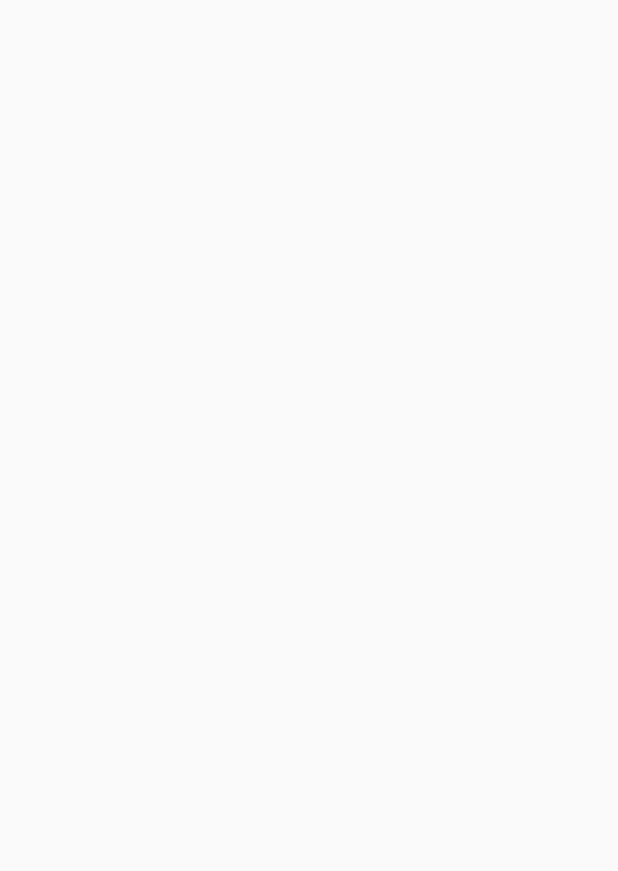
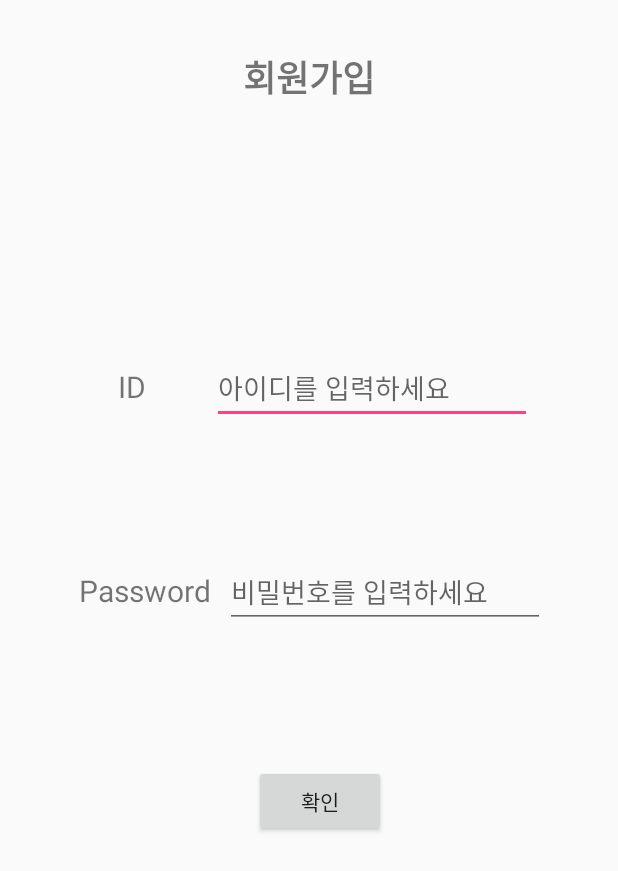
Before and after one commit to Leekyoeun/LifeCurveITShow, an Android app: the screen it shows after launch (RegisterActivity), on a phone screen of 412 x 824 dp. Before the commit the part shown is empty. Shown: the top 871 px of the screen. Run offline under Robolectric (Android 15) with nearby library versions, the phone set to English and light mode, and no system bars.

Commit message:
20200328

```diff
--- a/app/build.gradle
+++ b/app/build.gradle
@@ -31,7 +31,8 @@ dependencies {
     implementation 'androidx.appcompat:appcompat:1.1.0'
     implementation 'androidx.core:core-ktx:1.2.0'
     implementation 'androidx.constraintlayout:constraintlayout:1.1.3'
-    testImplementation 'junit:junit:4.12'
+    implementation "gun0912.ted:tedpermission:2.1.0"
+    testImplementation 'junit:junit:4.13'
     androidTestImplementation 'androidx.test.ext:junit:1.1.1'
     androidTestImplementation 'androidx.test.espresso:espresso-core:3.2.0'
 }
--- a/app/src/main/AndroidManifest.xml
+++ b/app/src/main/AndroidManifest.xml
@@ -1,6 +1,10 @@
 <?xml version="1.0" encoding="utf-8"?>
 <manifest xmlns:android="http://schemas.android.com/apk/res/android"
     package="com.emirim.lifecurveitshow">
+    <!-- camera, gallery -->
+    <uses-permission android:name="android.permission.CAMERA" />
+    <uses-permission android:name="android.permission.READ_EXTERNAL_STORAGE" />
+    <uses-permission android:name="android.permission.WRITE_EXTERNAL_STORAGE" />
 
     <application
         android:allowBackup="true"
@@ -16,8 +20,7 @@
                 <category android:name="android.intent.category.LAUNCHER" />
             </intent-filter>
         </activity>
-        <activity android:name=".LoginActivity">
-        </activity>
+        <activity android:name=".LoginActivity"></activity>
         <activity android:name=".MainActivity"></activity>
     </application>
 
--- a/app/src/main/java/com/emirim/lifecurveitshow/LoginActivity.kt
+++ b/app/src/main/java/com/emirim/lifecurveitshow/LoginActivity.kt
@@ -3,11 +3,16 @@ package com.emirim.lifecurveitshow
 import android.content.Intent
 import androidx.appcompat.app.AppCompatActivity
 import android.os.Bundle
+import kotlinx.android.synthetic.main.activity_login.*
 
 class LoginActivity : AppCompatActivity() {
 
     override fun onCreate(savedInstanceState: Bundle?) {
         super.onCreate(savedInstanceState)
         setContentView(R.layout.activity_login)
+
+        RegisterButton.setOnClickListener {
+            startActivity(Intent(this, RegisterActivity::class.java))
+        }
     }
 }
--- a/app/src/main/java/com/emirim/lifecurveitshow/MainActivity.kt
+++ b/app/src/main/java/com/emirim/lifecurveitshow/MainActivity.kt
@@ -1,9 +1,10 @@
 package com.emirim.lifecurveitshow
 
 import android.content.Intent
+import android.os.Bundle
 import androidx.appcompat.app.AppCompatActivity
-import android.os.Bundle
-import kotlinx.android.synthetic.main.activity_login.*
+import kotlinx.android.synthetic.main.activity_main.*
+
 
 class MainActivity : AppCompatActivity() {
 
@@ -11,9 +12,9 @@ class MainActivity : AppCompatActivity() {
         super.onCreate(savedInstanceState)
         setContentView(R.layout.activity_main)
 
-        RegisterButton.setOnClickListener{
-            val nextIntent= Intent(this, MainActivity::class.java)
-            startActivity(nextIntent)
+        LifeCurvelogo.setOnClickListener {
+            startActivity(Intent(this, LoginActivity::class.java))
         }
+
     }
 }
--- a/app/src/main/res/layout/activity_login.xml
+++ b/app/src/main/res/layout/activity_login.xml
@@ -7,7 +7,7 @@
     tools:context=".LoginActivity">
 
     <ImageView
-        android:id="@+id/imageView"
+        android:id="@+id/LifeCurvelogo"
         android:layout_width="0dp"
         android:layout_height="132dp"
         android:layout_marginStart="4dp"
@@ -27,7 +27,7 @@
         android:layout_marginBottom="9dp"
         android:text="How about your life?"
         android:textSize="20sp"
-        app:layout_constraintBottom_toBottomOf="@+id/imageView"
+        app:layout_constraintBottom_toBottomOf="@+id/LifeCurvelogo"
         app:layout_constraintEnd_toEndOf="parent"
         app:layout_constraintStart_toStartOf="@+id/facebooklogin"
         tools:ignore="MissingConstraints" />
@@ -69,7 +69,7 @@
         android:textStyle="bold"
         app:layout_constraintBottom_toBottomOf="parent"
         app:layout_constraintStart_toStartOf="parent"
-        app:layout_constraintTop_toTopOf="@+id/imageView"
+        app:layout_constraintTop_toTopOf="@+id/LifeCurvelogo"
         tools:ignore="MissingConstraints" />
 
     <EditText
--- a/app/src/main/res/layout/activity_main.xml
+++ b/app/src/main/res/layout/activity_main.xml
@@ -8,7 +8,7 @@
     tools:context=".MainActivity">
 
     <ImageView
-        android:id="@+id/imageView"
+        android:id="@+id/LifeCurvelogo"
         android:layout_width="0dp"
         android:layout_height="132dp"
         android:layout_marginStart="4dp"
@@ -26,7 +26,7 @@
         android:layout_marginBottom="16dp"
         android:text="How about your life?"
         android:textSize="20sp"
-        app:layout_constraintBottom_toBottomOf="@+id/imageView"
+        app:layout_constraintBottom_toBottomOf="@+id/LifeCurvelogo"
         app:layout_constraintEnd_toEndOf="parent"
         app:layout_constraintStart_toStartOf="parent" />
 </androidx.constraintlayout.widget.ConstraintLayout>
--- a/app/src/main/res/layout/activity_register.xml
+++ b/app/src/main/res/layout/activity_register.xml
@@ -1,9 +1,79 @@
 <?xml version="1.0" encoding="utf-8"?>
-<LinearLayout xmlns:android="http://schemas.android.com/apk/res/android"
+<androidx.constraintlayout.widget.ConstraintLayout xmlns:android="http://schemas.android.com/apk/res/android"
     xmlns:app="http://schemas.android.com/apk/res-auto"
     xmlns:tools="http://schemas.android.com/tools"
     android:layout_width="match_parent"
     android:layout_height="match_parent"
     android:layout_gravity="center"
-    android:gravity="center"
-    tools:context=".RegisterActivity"/>
+    tools:context=".RegisterActivity">
+
+    <TextView
+        android:id="@+id/textView2"
+        android:layout_width="wrap_content"
+        android:layout_height="wrap_content"
+        android:layout_marginTop="33dp"
+        android:gravity="center"
+        android:text="회원가입"
+        android:textSize="24sp"
+        android:textStyle="bold"
+        app:layout_constraintEnd_toEndOf="parent"
+        app:layout_constraintStart_toStartOf="parent"
+        app:layout_constraintTop_toTopOf="parent" />
+
+    <TextView
+        android:id="@+id/ID"
+        android:layout_width="wrap_content"
+        android:layout_height="wrap_content"
+        android:layout_marginTop="244dp"
+        android:layout_marginEnd="44dp"
+        android:text="ID"
+        android:textSize="20sp"
+        app:layout_constraintEnd_toStartOf="@+id/InputID"
+        app:layout_constraintTop_toTopOf="parent" />
+
+    <TextView
+        android:id="@+id/password"
+        android:layout_width="wrap_content"
+        android:layout_height="wrap_content"
+        android:layout_marginStart="4dp"
+        android:layout_marginTop="97dp"
+        android:layout_marginEnd="9dp"
+        android:text="Password"
+        android:textSize="20sp"
+        app:layout_constraintEnd_toStartOf="@+id/inputID2"
+        app:layout_constraintHorizontal_chainStyle="packed"
+        app:layout_constraintStart_toStartOf="parent"
+        app:layout_constraintTop_toBottomOf="@+id/InputID" />
+
+    <EditText
+        android:id="@+id/InputID"
+        android:layout_width="wrap_content"
+        android:layout_height="wrap_content"
+        android:layout_marginEnd="57dp"
+        android:ems="10"
+        android:hint="아이디를 입력하세요"
+        android:inputType="textPersonName"
+        app:layout_constraintBaseline_toBaselineOf="@+id/ID"
+        app:layout_constraintEnd_toEndOf="parent" />
+
+    <EditText
+        android:id="@+id/inputID2"
+        android:layout_width="wrap_content"
+        android:layout_height="wrap_content"
+        android:ems="10"
+        android:hint="비밀번호를 입력하세요"
+        android:inputType="textPersonName"
+        app:layout_constraintBaseline_toBaselineOf="@+id/password"
+        app:layout_constraintEnd_toEndOf="parent"
+        app:layout_constraintStart_toEndOf="@+id/password" />
+
+    <Button
+        android:id="@+id/OKButton"
+        android:layout_width="wrap_content"
+        android:layout_height="wrap_content"
+        android:layout_marginStart="19dp"
+        android:layout_marginTop="91dp"
+        android:text="확인"
+        app:layout_constraintStart_toStartOf="@+id/inputID2"
+        app:layout_constraintTop_toBottomOf="@+id/inputID2" />
+</androidx.constraintlayout.widget.ConstraintLayout>
--- a/app/src/main/res/values/strings.xml
+++ b/app/src/main/res/values/strings.xml
@@ -1,3 +1,4 @@
 <resources>
     <string name="app_name">LifeCurveITShow</string>
+
 </resources>
```
